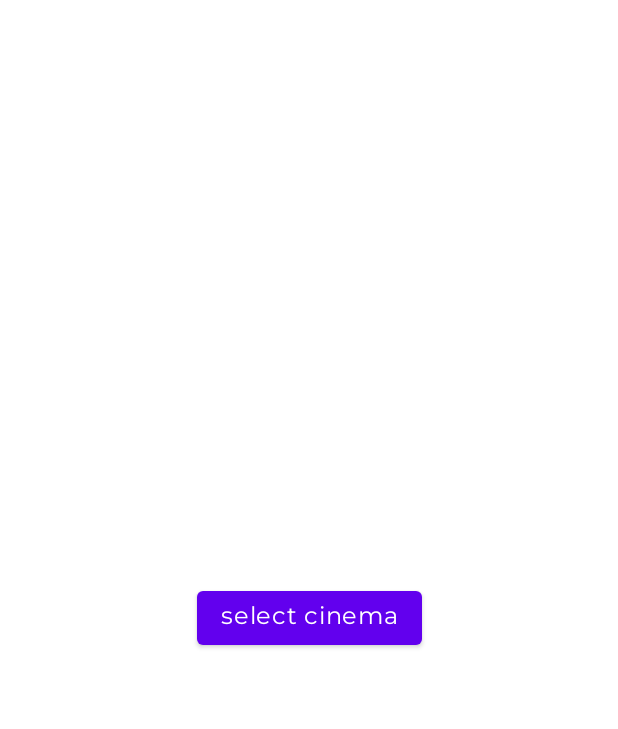
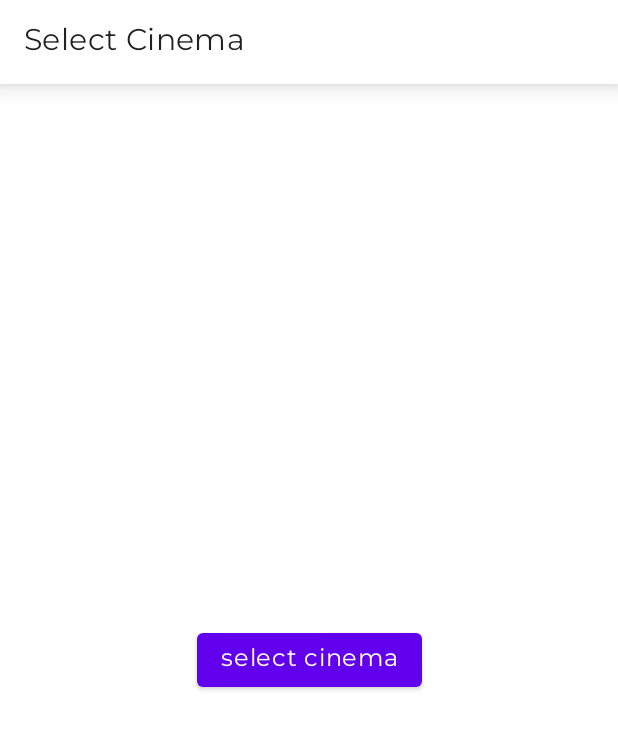
Before and after one commit to nmhung/movie-app, an Android app: the screen it shows after launch (SelectCinemaActivity), on a phone screen of 412 x 824 dp. Shown: the top 729 px of the screen. Run offline under Robolectric (Android 15) with nearby library versions, the phone set to English and light mode, and no system bars; our stand-ins replace Dagger/Hilt's generated code, Timber.

Commit message:
add toolbar

```diff
--- a/app/src/main/java/net/fitken/movieapp/app/presentation/selectcinema/SelectCinemaActivity.kt
+++ b/app/src/main/java/net/fitken/movieapp/app/presentation/selectcinema/SelectCinemaActivity.kt
@@ -18,6 +18,8 @@ class SelectCinemaActivity : BaseActivity() {
         super.onCreate(savedInstanceState)
         setContentView(binding.root)
 
+        setSupportActionBar(binding.toolbar)
+
         binding.btnSelectCinema.setOnDebouncedClickListener {
             startActivity(Intent(this, DashboardActivity::class.java))
         }
--- a/app/src/main/res/layout/activity_select_cinema.xml
+++ b/app/src/main/res/layout/activity_select_cinema.xml
@@ -4,7 +4,22 @@
     xmlns:tools="http://schemas.android.com/tools"
     android:layout_width="match_parent"
     android:layout_height="match_parent"
+    android:background="?attr/colorOnPrimary"
     tools:context="net.fitken.movieapp.app.presentation.selectcinema.SelectCinemaActivity">
+
+    <com.google.android.material.appbar.MaterialToolbar
+        android:id="@+id/toolbar"
+        android:layout_width="0dp"
+        android:layout_height="wrap_content"
+        android:background="?attr/colorOnPrimary"
+        android:elevation="10dp"
+        android:fitsSystemWindows="true"
+        android:theme="@style/ThemeOverlay.AppCompat.ActionBar"
+        app:layout_constraintEnd_toEndOf="parent"
+        app:layout_constraintStart_toStartOf="parent"
+        app:layout_constraintTop_toTopOf="parent"
+        app:popupTheme="@style/ThemeOverlay.AppCompat.Light"
+        app:title="Select Cinema" />
 
     <com.google.android.material.button.MaterialButton
         android:id="@+id/btn_select_cinema"
@@ -15,5 +30,5 @@
         app:layout_constraintBottom_toBottomOf="parent"
         app:layout_constraintEnd_toEndOf="parent"
         app:layout_constraintStart_toStartOf="parent"
-        app:layout_constraintTop_toTopOf="parent" />
+        app:layout_constraintTop_toBottomOf="@+id/toolbar" />
 </androidx.constraintlayout.widget.ConstraintLayout>
```
Also changed, not shown: app/src/main/java/net/fitken/movieapp/app/di/NetworkModule.kt (added, +77 -0 lines), feature_now_playing/src/main/java/net/fitken/feature.nowplaying/presentation/NowPlayingFragment.kt (+9 -0 lines), feature_now_playing/src/main/res/layout/fragment_now_playing.xml (+22 -1 lines), feature_top_rated/src/main/java/net/fitken/feature/toprated/presentation/TopRatedFragment.kt (+8 -0 lines), feature_top_rated/src/main/res/layout/fragment_top_rated.xml (+22 -1 lines).
